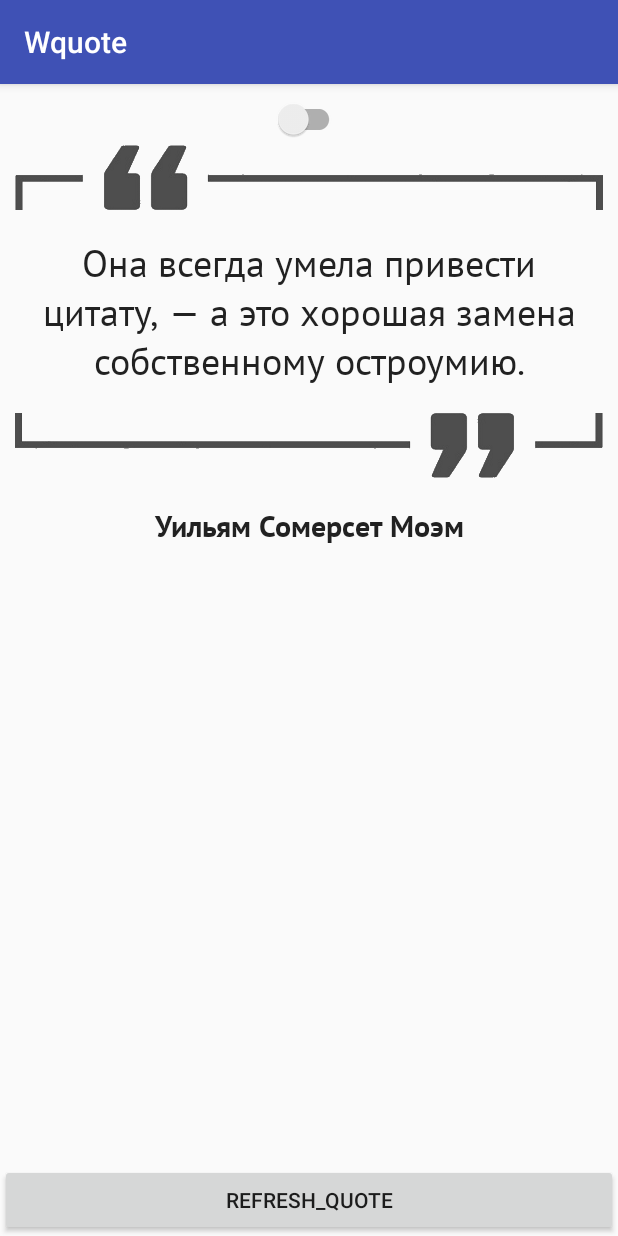
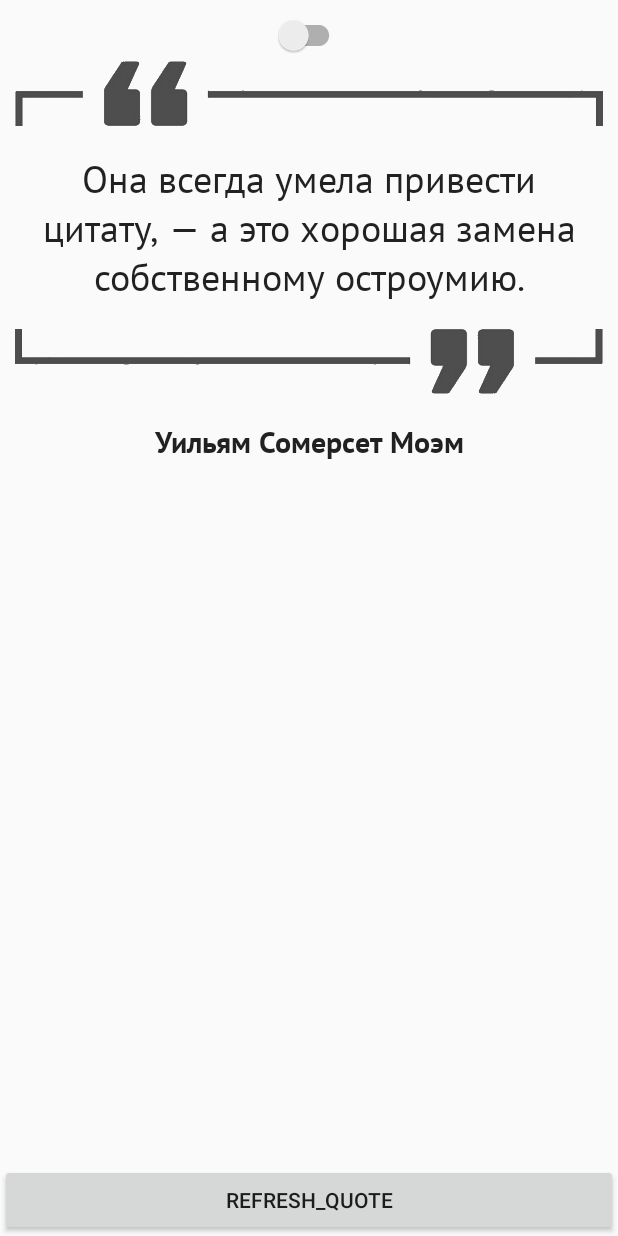
Before and after one commit to oZBo/Wquote, an Android app: the screen it shows after launch (MainActivity), on a phone screen of 412 x 824 dp. Run offline under Robolectric (Android 15) with nearby library versions, the phone set to English and light mode, and no system bars; plain views replace ToggleSwitch.

Commit message:
no action bar

```diff
--- a/app/src/main/java/com/braincollaboration/wquote/activity/MainActivity.java
+++ b/app/src/main/java/com/braincollaboration/wquote/activity/MainActivity.java
@@ -87,8 +87,6 @@ public class MainActivity extends AppCompatActivity {
 
     private void updateQuoteUI(String quoteTextValue, String quoteAuthorValue) {
         int i = new Random().nextInt(AlphaAnimationImageView.getBackgroundSrcSize());
-        Log.d("LOG_TAG", Integer.toString(quoteTextValue.length()));
-        Log.d("LOG_TAG", Float.toString(quoteText.getTextSize()));
         openQuoteImage.startAnimation(BackgroundImageSource.TOP, i);
         closeQuoteImage.startAnimation(BackgroundImageSource.BOTTOM, i);
         quoteText.updateTextValue(quoteTextValue);
--- a/app/src/main/res/values/styles.xml
+++ b/app/src/main/res/values/styles.xml
@@ -1,7 +1,7 @@
 <resources>
 
     <!-- Base application theme. -->
-    <style name="AppTheme" parent="Theme.AppCompat.Light.DarkActionBar">
+    <style name="AppTheme" parent="Theme.AppCompat.Light.NoActionBar">
         <!-- Customize your theme here. -->
         <item name="colorPrimary">@color/colorPrimary</item>
         <item name="colorPrimaryDark">@color/colorPrimaryDark</item>
```
